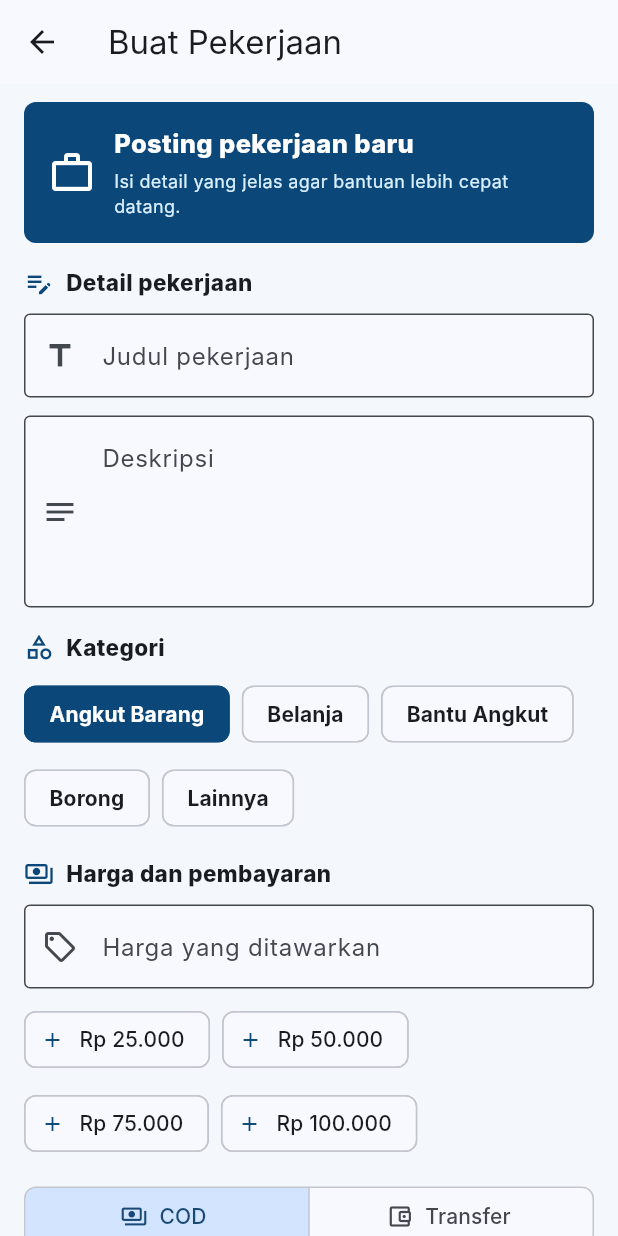
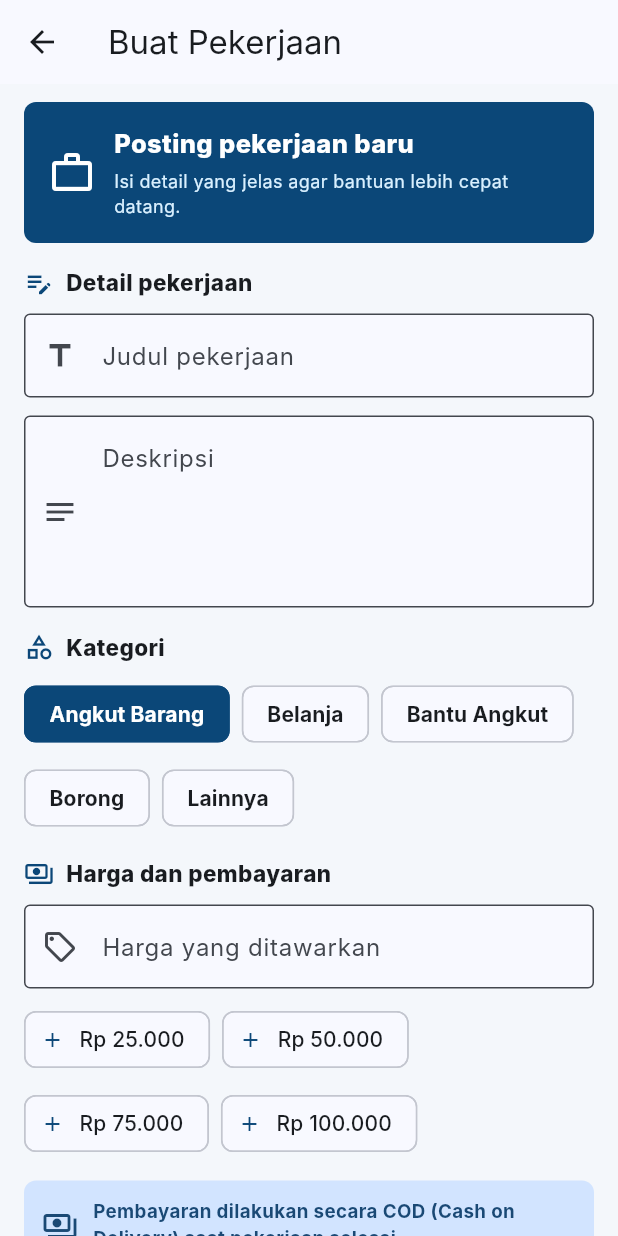
Before and after one commit to rsyd-ch/Proyek_LineWork, a Flutter app: the TaskPostingScreen screen opened directly, on a phone screen of 412 x 824 dp. Run offline on Flutter 3.47's test engine with Material 3 defaults, Android fonts, the phone set to English and light mode, and no system bars; our stand-ins replace cloud_firestore, firebase_auth, firebase_core, firebase_storage, flutter_map, geolocator and 2 more; accounts and stored records are empty; Roboto replaces fonts that are missing (Inter).

Commit message:
Switch map to flutter_map and make transactions COD-only
Replaces google_maps_flutter with flutter_map (OpenStreetMap tiles),
removing the Google Maps API key requirement from the Android build.
Also removes the transfer payment option so all tasks are COD.

Co-Authored-By: Claude Sonnet 5 <noreply@anthropic.com>

```diff
--- a/linework_app/lib/screens/bids_screen.dart
+++ b/linework_app/lib/screens/bids_screen.dart
@@ -354,7 +354,7 @@ class _TaskSummary extends StatelessWidget {
           ),
           const SizedBox(height: 8),
           Text(
-            '$money - ${task.category} - ${task.isCod ? 'COD' : 'Transfer'}',
+            '$money - ${task.category} - COD',
             style: TextStyle(
               color: colorScheme.onPrimaryContainer.withValues(alpha: 0.78),
               fontWeight: FontWeight.w700,
--- a/linework_app/lib/screens/detail_screen.dart
+++ b/linework_app/lib/screens/detail_screen.dart
@@ -120,7 +120,7 @@ class _DetailScreenState extends State<DetailScreen> {
                         runSpacing: 8,
                         children: [
                           _HeaderPill(label: task.category),
-                          _HeaderPill(label: task.isCod ? 'COD' : 'Transfer'),
+                          const _HeaderPill(label: 'COD'),
                           _HeaderPill(label: _statusLabel(task.status)),
                         ],
                       ),
@@ -348,9 +348,9 @@ class _DetailPanel extends StatelessWidget {
                 'Lat ${task.location.latitude.toStringAsFixed(5)}, Lon ${task.location.longitude.toStringAsFixed(5)}',
           ),
           _DetailRow(label: 'Kategori', value: task.category),
-          _DetailRow(
+          const _DetailRow(
             label: 'Pembayaran',
-            value: task.isCod ? 'COD' : 'Transfer',
+            value: 'COD',
           ),
           _DetailRow(
             label: 'Dibuat',
--- a/linework_app/lib/screens/task_posting_screen.dart
+++ b/linework_app/lib/screens/task_posting_screen.dart
@@ -24,7 +24,6 @@ class _TaskPostingScreenState extends State<TaskPostingScreen> {
   final _priceController = TextEditingController();
 
   String _category = 'Angkut Barang';
-  bool _isCod = true;
   bool _isPosting = false;
   bool _isLoadingLocation = false;
   String? _errorMessage;
@@ -135,7 +134,7 @@ class _TaskPostingScreenState extends State<TaskPostingScreen> {
         requesterId: user.uid,
         location: _selectedLocation!,
         price: _parsePrice().toDouble(),
-        isCod: _isCod,
+        isCod: true,
         category: _category,
         createdAt: DateTime.now(),
       );
@@ -313,36 +312,31 @@ class _TaskPostingScreenState extends State<TaskPostingScreen> {
                 }).toList(),
               ),
               const SizedBox(height: 14),
-              SegmentedButton<bool>(
-                segments: const [
-                  ButtonSegment<bool>(
-                    value: true,
-                    label: Text('COD'),
-                    icon: Icon(Icons.payments_outlined),
-                  ),
-                  ButtonSegment<bool>(
-                    value: false,
-                    label: Text('Transfer'),
-                    icon: Icon(Icons.account_balance_wallet_outlined),
-                  ),
-                ],
-                selected: {_isCod},
-                showSelectedIcon: false,
-                style: SegmentedButton.styleFrom(
-                  backgroundColor: colorScheme.surface,
-                  selectedBackgroundColor: colorScheme.primaryContainer,
-                  selectedForegroundColor: colorScheme.onPrimaryContainer,
-                  foregroundColor: colorScheme.onSurfaceVariant,
-                  side: BorderSide(color: colorScheme.outlineVariant),
-                  shape: RoundedRectangleBorder(
-                    borderRadius: BorderRadius.circular(8),
-                  ),
+              Container(
+                padding: const EdgeInsets.all(12),
+                decoration: BoxDecoration(
+                  color: colorScheme.primaryContainer,
+                  borderRadius: BorderRadius.circular(8),
                 ),
-                onSelectionChanged: (selection) {
-                  setState(() {
-                    _isCod = selection.first;
-                  });
-                },
+                child: Row(
+                  children: [
+                    Icon(
+                      Icons.payments_outlined,
+                      color: colorScheme.onPrimaryContainer,
+                    ),
+                    const SizedBox(width: 10),
+                    Expanded(
+                      child: Text(
+                        'Pembayaran dilakukan secara COD (Cash on Delivery) saat pekerjaan selesai.',
+                        style: TextStyle(
+                          color: colorScheme.onPrimaryContainer,
+                          fontWeight: FontWeight.w700,
+                          fontSize: 12.5,
+                        ),
+                      ),
+                    ),
+                  ],
+                ),
               ),
               const SizedBox(height: 16),
               const _SectionTitle(
--- a/linework_app/pubspec.yaml
+++ b/linework_app/pubspec.yaml
@@ -15,7 +15,8 @@ dependencies:
   firebase_storage: ^13.4.0
   image_picker: ^1.2.2
   geolocator: ^11.0.0
-  google_maps_flutter: ^2.7.0
+  flutter_map: ^8.1.1
+  latlong2: ^0.9.1
   intl: ^0.20.0
   url_launcher: ^6.3.1
   uuid: ^4.0.0
```
Also changed, not shown: linework_app/lib/screens/home_screen.dart (+3 -5 lines), linework_app/lib/screens/map_screen.dart (+61 -98 lines), linework_app/pubspec.lock, 3 other files.
